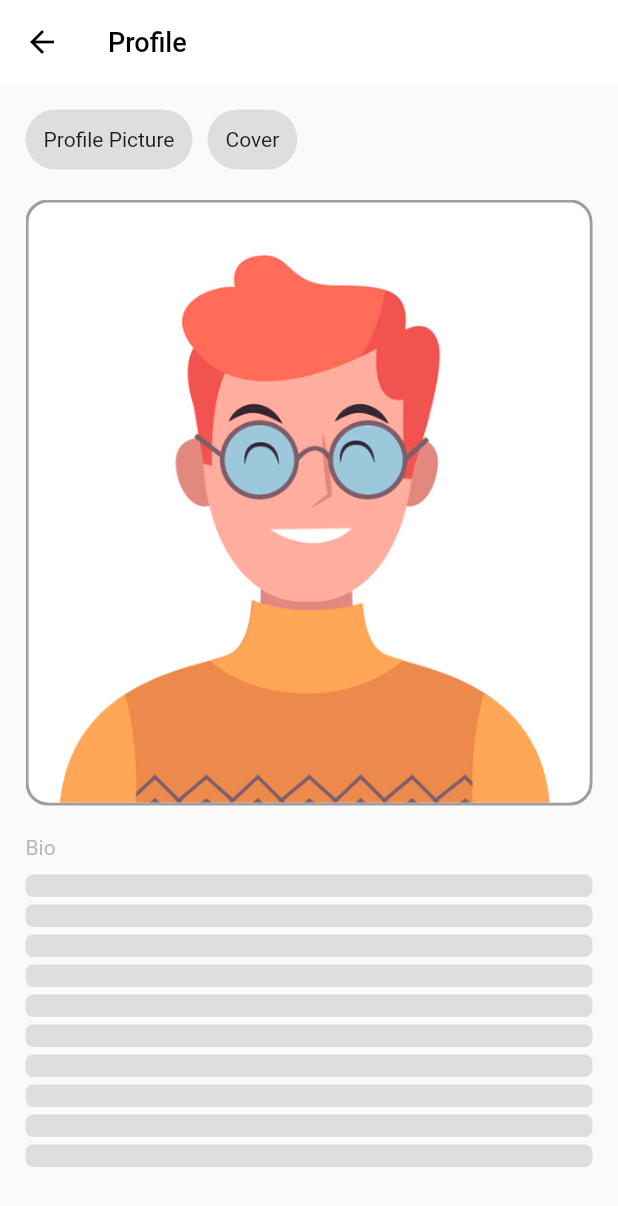
After one commit to Roaa94/flutter-tutorials, a Flutter app: the screen it shows after launch, after a tap on "AnimatedCrossFade widget", on a phone screen of 412 x 824 dp. The commit adds this screen. Shown: the top 1206 px of the screen. Run offline on Flutter 3.47's test engine with Material 2 defaults, Android fonts, the phone set to English and light mode, and no system bars; our stand-ins replace dio, flutter_image_compress, get_it, image_picker, permission_handler; network calls fail.

Commit message:
added AnimatedCrossFade widget tutorial files

```diff
--- /dev/null
+++ b/lib/animated-cross-fade/pages/animated_cross_fade_example.dart
@@ -0,0 +1,90 @@
+import 'package:flutter/material.dart';
+import 'package:flutter_tutorials/animated-cross-fade/widgets/avatar_image.dart';
+import 'package:flutter_tutorials/animated-cross-fade/widgets/cover_image.dart';
+
+class AnimatedCrossFadeExample extends StatefulWidget {
+  static const routeName = 'animated-cross-fade-example';
+
+  @override
+  State<AnimatedCrossFadeExample> createState() => _AnimatedCrossFadeExampleState();
+}
+
+class _AnimatedCrossFadeExampleState extends State<AnimatedCrossFadeExample> {
+  final ValueNotifier<bool> avatarIsSelectedNotifier = ValueNotifier<bool>(true);
+
+  final List<String> buttons = [
+    'Profile Picture',
+    'Cover',
+  ];
+
+  @override
+  Widget build(BuildContext context) {
+    return Scaffold(
+      appBar: AppBar(
+        backgroundColor: Colors.white,
+        iconTheme: const IconThemeData(color: Colors.black),
+        elevation: 0,
+        title: const Text(
+          'Profile',
+          style: TextStyle(
+            color: Colors.black,
+            fontSize: 18,
+          ),
+        ),
+      ),
+      body: SingleChildScrollView(
+        padding: const EdgeInsets.all(17),
+        child: Column(
+          crossAxisAlignment: CrossAxisAlignment.start,
+          children: [
+            Wrap(
+              spacing: 10,
+              children: List.generate(
+                buttons.length,
+                (index) => InkWell(
+                  borderRadius: BorderRadius.circular(20),
+                  onTap: () => avatarIsSelectedNotifier.value = index == 0,
+                  child: Container(
+                    padding: const EdgeInsets.all(12),
+                    decoration: BoxDecoration(
+                      color: Colors.grey.withOpacity(0.3),
+                      borderRadius: BorderRadius.circular(20),
+                    ),
+                    child: Text(buttons[index]),
+                  ),
+                ),
+              ),
+            ),
+            const SizedBox(height: 20),
+            ValueListenableBuilder(
+              valueListenable: avatarIsSelectedNotifier,
+              builder: (c, bool avatarIsSelected, _) => AnimatedCrossFade(
+                firstChild: AvatarImage(),
+                secondChild: CoverImage(),
+                sizeCurve: Curves.easeInOut,
+                crossFadeState: avatarIsSelected ? CrossFadeState.showFirst : CrossFadeState.showSecond,
+                duration: const Duration(milliseconds: 400),
+              ),
+            ),
+            const SizedBox(height: 20),
+            Text('Bio', style: TextStyle(color: Colors.grey.withOpacity(0.7))),
+            const SizedBox(height: 10),
+            Column(
+              children: List.generate(
+                10,
+                (index) => Container(
+                  height: 15,
+                  margin: const EdgeInsets.only(bottom: 5),
+                  decoration: BoxDecoration(
+                    color: Colors.grey.withOpacity(0.3),
+                    borderRadius: BorderRadius.circular(5),
+                  ),
+                ),
+              ),
+            )
+          ],
+        ),
+      ),
+    );
+  }
+}
--- /dev/null
+++ b/lib/animated-cross-fade/widgets/avatar_image.dart
@@ -0,0 +1,23 @@
+import 'package:flutter/material.dart';
+
+class AvatarImage extends StatelessWidget {
+  @override
+  Widget build(BuildContext context) {
+    return Container(
+      decoration: BoxDecoration(
+        borderRadius: BorderRadius.circular(15),
+        border: Border.all(color: Colors.grey, width: 2),
+      ),
+      child: ClipRRect(
+        borderRadius: BorderRadius.circular(15),
+        child: Image.asset(
+          'assets/images/avatar.png',
+          fit: BoxFit.cover,
+          height: 400,
+          width: double.infinity,
+          alignment: Alignment.topCenter,
+        ),
+      ),
+    );
+  }
+}
--- /dev/null
+++ b/lib/animated-cross-fade/widgets/cover_image.dart
@@ -0,0 +1,16 @@
+import 'package:flutter/material.dart';
+
+class CoverImage extends StatelessWidget {
+  @override
+  Widget build(BuildContext context) {
+    return ClipRRect(
+      borderRadius: BorderRadius.circular(15),
+      child: Image.network(
+        'https://cdn.pixabay.com/photo/2016/03/26/13/09/workspace-1280538_1280.jpg',
+        fit: BoxFit.cover,
+        height: 200,
+        width: MediaQuery.of(context).size.width,
+      ),
+    );
+  }
+}
--- a/lib/common/ui/widgets/bordered_container.dart
+++ b/lib/common/ui/widgets/bordered_container.dart
@@ -12,7 +12,7 @@ class BorderedContainer extends StatelessWidget {
   @override
   Widget build(BuildContext context) {
     return Container(
-      width: double.infinity,
+      // width: double.infinity,
       padding: const EdgeInsets.symmetric(horizontal: 17, vertical: 20),
       decoration: BoxDecoration(
         border: Border(bottom: BorderSide(color: Theme.of(context).dividerColor)),
--- a/lib/data/app_data.dart
+++ b/lib/data/app_data.dart
@@ -1,3 +1,4 @@
+import 'package:flutter_tutorials/animated-cross-fade/pages/animated_cross_fade_example.dart';
 import 'package:flutter_tutorials/avatar-uploader-tutorial/ui/file_upload_service_home_page.dart';
 import 'package:flutter_tutorials/data/models/scroll_physics_data.dart';
 import 'package:flutter_tutorials/data/models/tutorial.dart';
@@ -34,6 +35,11 @@ class AppData {
       description: 'Easily allow your users to reorder a list using the ReorderableListView widget',
       tutorialPageRoute: ReorderableListViewPage.routeName,
     ),
+    Tutorial(
+      title: 'AnimatedCrossFade widget',
+      description: 'Use the AnimatedCrossFade widget to apply smooth fade animation when switching between two widgets for a better user experience, instead of abruptly ',
+      tutorialPageRoute: AnimatedCrossFadeExample.routeName,
+    ),
   ];
 
   static List<ScrollPhysicsData> scrollPhysicsTypes = [
--- a/lib/main.dart
+++ b/lib/main.dart
@@ -1,4 +1,5 @@
 import 'package:flutter/material.dart';
+import 'package:flutter_tutorials/animated-cross-fade/pages/animated_cross_fade_example.dart';
 import 'package:flutter_tutorials/avatar-uploader-tutorial/data/services/service_locator.dart';
 import 'package:flutter_tutorials/avatar-uploader-tutorial/ui/file_upload_service_home_page.dart';
 import 'package:flutter_tutorials/refresh-indicator-thread/refresh_indicator_thread_home.dart';
@@ -45,6 +46,7 @@ class MyApp extends StatelessWidget {
         FixedExtentScrollPhysicsExample.routeName: (context) => FixedExtentScrollPhysicsExample(),
         AlwaysScrollableScrollPhysicsExample.routeName: (context) => AlwaysScrollableScrollPhysicsExample(),
         ReorderableListViewPage.routeName: (context) => ReorderableListViewPage(),
+        AnimatedCrossFadeExample.routeName: (context) => AnimatedCrossFadeExample(),
       },
       home: HomePage(),
     );
--- a/pubspec.yaml
+++ b/pubspec.yaml
@@ -65,8 +65,8 @@ flutter:
   uses-material-design: true
 
   # To add assets to your application, add an assets section, like this:
-  # assets:
-  #   - images/a_dot_burr.jpeg
+  assets:
+   - assets/images/
   #   - images/a_dot_ham.jpeg
 
   # An image asset can refer to one or more resolution-specific "variants", see
```
Also changed, not shown: assets/images/avatar.png (added).
